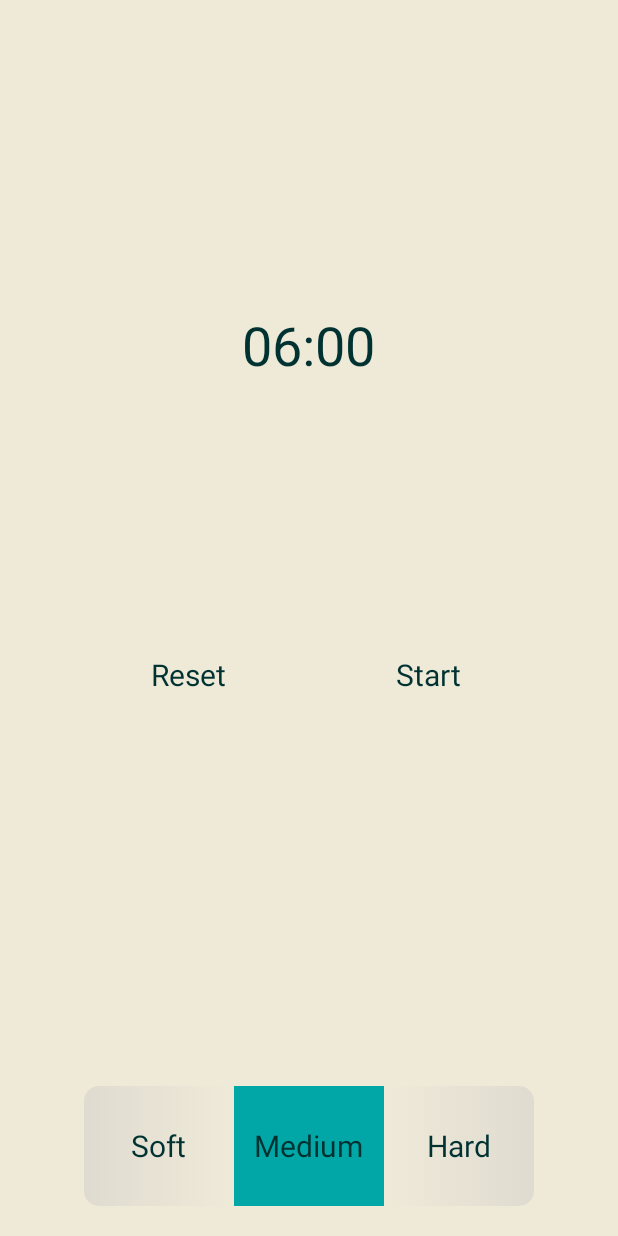
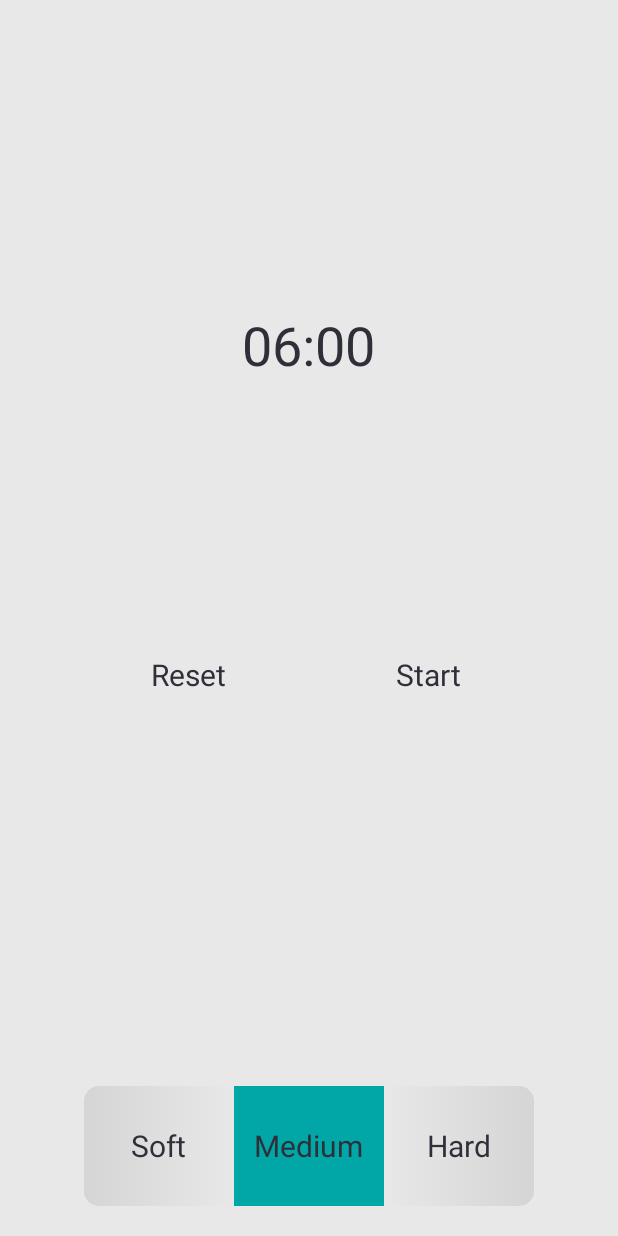
Before and after one commit to tarikyasar/android-egg-timer, an Android app: the layout activity_main.xml on its own in the app's theme, with its tools: preview values and no code run, on a phone screen of 412 x 824 dp. Run offline under Robolectric (Android 15) with nearby library versions, the phone set to English and light mode, and no system bars; plain views replace NeumorphicFrameLayout.

Commit message:
Add dark mode support
Update screenshots

```diff
--- /dev/null
+++ b/app/src/main/java/com/tarikyasar/eggtimer/TimerStates.kt
@@ -0,0 +1,6 @@
+package com.tarikyasar.eggtimer
+
+enum class TimerStates {
+    STARTED,
+    STOPPED
+}
--- a/app/src/main/res/drawable/bg_radio_button_type_not_selected_left.xml
+++ b/app/src/main/res/drawable/bg_radio_button_type_not_selected_left.xml
@@ -7,6 +7,6 @@
     <gradient
         android:type="linear"
         android:angle="180"
-        android:startColor="@color/color_background"
-        android:endColor="@color/color_background_darker" />
+        android:startColor="?attr/colorSurface"
+        android:endColor="?attr/colorSecondaryContainer" />
 </shape>
--- a/app/src/main/res/drawable/bg_radio_button_type_not_selected_middle.xml
+++ b/app/src/main/res/drawable/bg_radio_button_type_not_selected_middle.xml
@@ -1,5 +1,5 @@
 <?xml version="1.0" encoding="utf-8"?>
 <shape xmlns:android="http://schemas.android.com/apk/res/android"
     android:shape="rectangle">
-    <solid android:color="@color/color_background" />
+    <solid android:color="?attr/colorSurface" />
 </shape>
--- a/app/src/main/res/drawable/bg_radio_button_type_not_selected_right.xml
+++ b/app/src/main/res/drawable/bg_radio_button_type_not_selected_right.xml
@@ -6,6 +6,6 @@
         android:topRightRadius="10dp" />
     <gradient
         android:type="linear"
-        android:startColor="@color/color_background"
-        android:endColor="@color/color_background_darker" />
+        android:startColor="?attr/colorSurface"
+        android:endColor="?attr/colorSecondaryContainer" />
 </shape>
--- a/app/src/main/res/drawable/rounded_corner.xml
+++ b/app/src/main/res/drawable/rounded_corner.xml
@@ -1,6 +1,6 @@
 <shape xmlns:android="http://schemas.android.com/apk/res/android">
     <solid
-        android:color="@color/color_background"/>
+        android:color="@color/color_background_light"/>
     <corners
         android:radius="7dp"/>
 </shape>
--- a/app/src/main/res/layout/activity_main.xml
+++ b/app/src/main/res/layout/activity_main.xml
@@ -4,7 +4,7 @@
     xmlns:tools="http://schemas.android.com/tools"
     android:layout_width="match_parent"
     android:layout_height="match_parent"
-    android:background="@color/color_background"
+    android:background="?attr/colorSurface"
     android:clipChildren="false"
     tools:context=".MainActivity">
 
@@ -15,7 +15,7 @@
         android:layout_marginTop="80dp"
         android:clipChildren="false"
         android:text="Hello World!"
-        app:background_color="@color/color_background"
+        app:background_color="?attr/colorSurface"
         app:corner_radius="40dp"
         app:layout_constraintBottom_toTopOf="@+id/llButtons"
         app:layout_constraintLeft_toLeftOf="parent"
@@ -28,7 +28,7 @@
             android:layout_width="200dp"
             android:layout_height="200dp"
             android:layout_gravity="center"
-            app:background_color="@color/color_background"
+            app:background_color="?attr/colorSurface"
             app:shape="circle"
             app:state="pressed">
 
@@ -38,7 +38,7 @@
                 android:layout_height="wrap_content"
                 android:layout_gravity="center"
                 android:text="@string/timer"
-                android:textColor="@color/color_text"
+                android:textColor="?attr/colorOnSurface"
                 android:textSize="36sp" />
 
         </com.borutsky.neumorphism.NeumorphicFrameLayout>
@@ -62,17 +62,17 @@
             android:layout_width="140dp"
             android:layout_height="80dp"
             android:layout_marginHorizontal="10dp"
-            app:background_color="@color/color_stop_button"
+            app:background_color="?attr/colorSurface"
             app:corner_radius="10dp"
-            app:shape="rectangle"
-            app:state="pressed">
+            app:shape="circle"
+            app:state="concave">
 
             <TextView
                 android:layout_width="wrap_content"
                 android:layout_height="wrap_content"
                 android:layout_gravity="center"
                 android:text="@string/reset"
-                android:textColor="@color/color_text"
+                android:textColor="?attr/colorOnSurface"
                 android:textSize="20sp" />
 
         </com.borutsky.neumorphism.NeumorphicFrameLayout>
@@ -82,17 +82,17 @@
             android:layout_width="140dp"
             android:layout_height="80dp"
             android:layout_marginHorizontal="10dp"
-            app:background_color="@color/color_start_button"
+            app:background_color="?attr/colorSurface"
             app:corner_radius="10dp"
-            app:shape="rectangle"
-            app:state="flat">
+            app:shape="circle"
+            app:state="convex">
 
             <TextView
                 android:layout_width="wrap_content"
                 android:layout_height="wrap_content"
                 android:layout_gravity="center"
                 android:text="@string/start"
-                android:textColor="@color/color_text"
+                android:textColor="?attr/colorOnSurface"
                 android:textSize="20sp" />
 
         </com.borutsky.neumorphism.NeumorphicFrameLayout>
@@ -105,7 +105,7 @@
         android:layout_height="80dp"
         android:layout_marginHorizontal="20dp"
         android:layout_marginBottom="20dp"
-        app:background_color="@color/color_background"
+        app:background_color="?attr/colorSurface"
         app:corner_radius="10dp"
         app:layout_constraintBottom_toBottomOf="parent"
         app:layout_constraintLeft_toLeftOf="parent"
@@ -129,7 +129,7 @@
                 android:checked="false"
                 android:gravity="center"
                 android:paddingVertical="18dp"
-                android:textColor="@color/color_text"
+                android:textColor="?attr/colorOnSurface"
                 android:text="@string/soft"
                 android:textSize="20sp" />
 
@@ -143,7 +143,7 @@
                 android:gravity="center"
                 android:paddingVertical="18dp"
                 android:text="@string/medium"
-                android:textColor="@color/color_text"
+                android:textColor="?attr/colorOnSurface"
                 android:textSize="20sp" />
 
             <RadioButton
@@ -156,7 +156,7 @@
                 android:gravity="center"
                 android:paddingVertical="18dp"
                 android:text="@string/hard"
-                android:textColor="@color/color_text"
+                android:textColor="?attr/colorOnSurface"
                 android:textSize="20sp" />
 
         </RadioGroup>
--- a/app/src/main/res/values-night/themes.xml
+++ b/app/src/main/res/values-night/themes.xml
@@ -4,14 +4,17 @@
         <!-- Primary brand color. -->
         <item name="colorPrimary">@color/purple_200</item>
         <item name="colorPrimaryVariant">@color/purple_700</item>
-        <item name="colorOnPrimary">@color/color_text</item>
+        <item name="colorOnPrimary">@color/color_text_light</item>
         <!-- Secondary brand color. -->
         <item name="colorSecondary">@color/teal_200</item>
         <item name="colorSecondaryVariant">@color/teal_200</item>
-        <item name="colorOnSecondary">@color/color_text</item>
+        <item name="colorOnSecondary">@color/color_text_light</item>
         <!-- Status bar color. -->
-        <item name="android:statusBarColor" tools:targetApi="l">@color/color_background</item>
-        <item name="android:windowLightStatusBar">true</item>
+        <item name="android:statusBarColor" tools:targetApi="l">@color/color_background_dark</item>
+        <item name="statusBarForeground">@color/color_background_light</item>
         <!-- Customize your theme here. -->
+        <item name="colorSurface">@color/color_background_dark</item>
+        <item name="colorOnSurface">@color/color_text_dark</item>
+        <item name="colorSecondaryContainer">@color/color_background_dark_2</item>
     </style>
 </resources>
--- a/app/src/main/res/values/colors.xml
+++ b/app/src/main/res/values/colors.xml
@@ -10,7 +10,13 @@
     <color name="color_start_button">#01A7A7</color>
     <color name="color_stop_button">#FF5456</color>
     <color name="color_selected_option">@color/color_start_button</color>
-    <color name="color_background">#EFEAD8</color>
-    <color name="color_text">#003232</color>
-    <color name="color_background_darker">#DFDBD0</color>
+    <!-- Light Mode Colors -->
+    <color name="color_background_light">#E8E8E8</color>
+    <color name="color_background_light_2">#D5D5D5</color>
+    <color name="color_text_light">@color/color_background_dark</color>
+    <!-- Dark Mode Colors -->
+    <color name="color_background_dark">#2E2F39</color>
+    <color name="color_background_dark_2">#202127</color>
+    <color name="color_text_dark">@color/color_background_light</color>
+
 </resources>
--- a/app/src/main/res/values/themes.xml
+++ b/app/src/main/res/values/themes.xml
@@ -4,15 +4,18 @@
         <!-- Primary brand color. -->
         <item name="colorPrimary">@color/purple_500</item>
         <item name="colorPrimaryVariant">@color/purple_700</item>
-        <item name="colorOnPrimary">@color/color_text</item>
+        <item name="colorOnPrimary">@color/color_text_light</item>
         <!-- Secondary brand color. -->
         <item name="colorSecondary">@color/teal_200</item>
         <item name="colorSecondaryVariant">@color/teal_700</item>
-        <item name="colorOnSecondary">@color/color_text</item>
+        <item name="colorOnSecondary">@color/color_text_light</item>
         <!-- Status bar color. -->
-        <item name="android:statusBarColor" tools:targetApi="l">@color/color_background</item>
+        <item name="android:statusBarColor" tools:targetApi="l">@color/color_background_light</item>
         <item name="android:windowLightStatusBar">true</item>
         <!-- Customize your theme here. -->
+        <item name="colorSurface">@color/color_background_light</item>
+        <item name="colorOnSurface">@color/color_text_light</item>
+        <item name="colorSecondaryContainer">@color/color_background_light_2</item>
     </style>
 
     <style name="CustomAlertDialog" parent="Theme.AppCompat.Light.Dialog.Alert">
```
Also changed, not shown: app/src/main/java/com/tarikyasar/eggtimer/EggCookTypes.kt (added, +7 -0 lines), app/src/main/java/com/tarikyasar/eggtimer/MainActivity.kt (+14 -26 lines), app/src/main/java/com/tarikyasar/eggtimer/utils/TimeUtils.kt (added, +12 -0 lines), app/src/main/res/layout/custom_alert_dialog.xml (+5 -5 lines), 4 other files.
